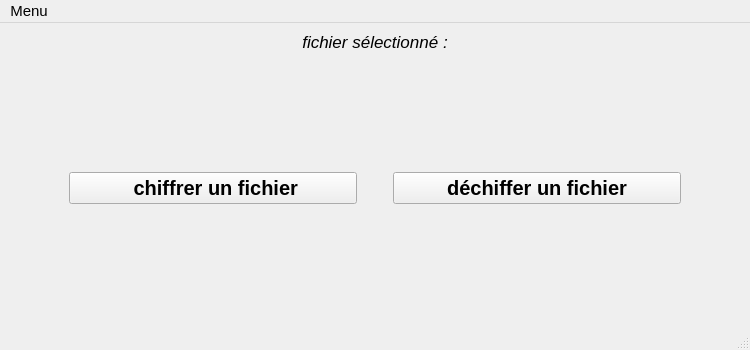
This is UI/mainwindow.ui in Gawdamn/chiffrement_AES as Qt 5 draws it before an edit. The edited form follows.
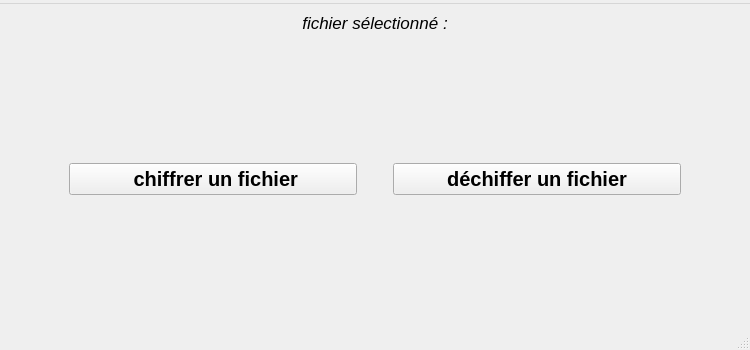
This is the edited form. Icons and pictures are not drawn.

Commit message: ajout d'une barre de statut à l'interface principale + amélioration de l'historique : succès ou échec des opérations

The edit to the form file:
```diff
--- a/UI/mainwindow.ui
+++ b/UI/mainwindow.ui
@@ -162,7 +162,7 @@
      </font>
     </property>
     <property name="title">
-     <string>Menu</string>
+     <string/>
     </property>
     <property name="icon">
      <iconset resource="../resources/resources.qrc">
```
The commit also changes 2 other files.
